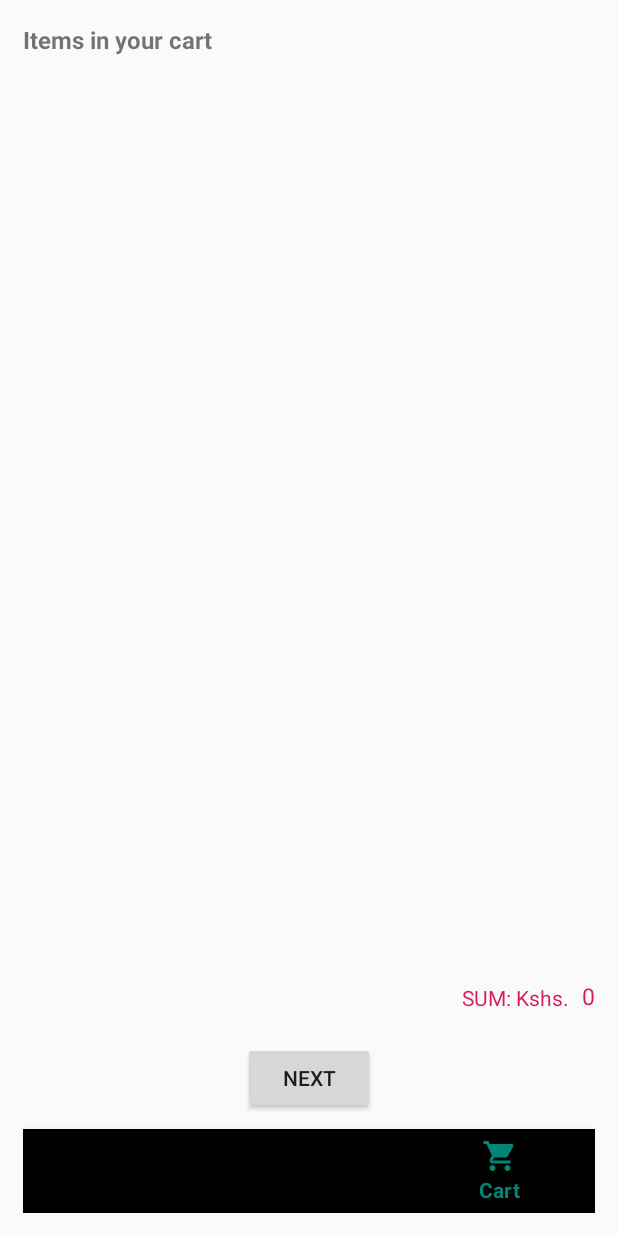
After one commit to musiracodes/mama-mboga-app, an Android app: the CartActivity screen opened directly, with no data from a screen before it, on a phone screen of 412 x 824 dp. The commit adds this screen. Run offline under Robolectric (Android 15) with nearby library versions, the phone set to English and light mode, and no system bars.

Commit message:
created cart activity

```diff
--- a/app/src/main/AndroidManifest.xml
+++ b/app/src/main/AndroidManifest.xml
@@ -11,7 +11,8 @@
         android:roundIcon="@mipmap/ic_launcher_round"
         android:supportsRtl="true"
         android:theme="@style/AppTheme">
-        <activity android:name=".ShowItemsByCategoryActivity"></activity>
+        <activity android:name=".CartActivity"></activity>
+        <activity android:name=".ShowItemsByCategoryActivity" />
         <activity
             android:name=".SearchActivity"
             android:windowSoftInputMode="adjustPan|adjustResize" />
--- /dev/null
+++ b/app/src/main/java/ke/co/musira/mamamboga/CartActivity.java
@@ -0,0 +1,62 @@
+package ke.co.musira.mamamboga;
+
+import androidx.annotation.NonNull;
+import androidx.appcompat.app.AppCompatActivity;
+import androidx.fragment.app.FragmentTransaction;
+
+import android.content.Intent;
+import android.os.Bundle;
+import android.util.Log;
+import android.view.MenuItem;
+
+import com.google.android.material.bottomnavigation.BottomNavigationView;
+
+public class CartActivity extends AppCompatActivity {
+
+    private static final String TAG = "CartActivity";
+
+    private BottomNavigationView bottomNavigationView;
+
+    @Override
+    protected void onCreate(Bundle savedInstanceState) {
+        super.onCreate(savedInstanceState);
+        setContentView(R.layout.activity_cart);
+
+        initViews();
+        initBottomNavView();
+
+        FragmentTransaction transaction = getSupportFragmentManager().beginTransaction();
+        transaction.replace(R.id.fragment_container, new CartFirstFragment());
+        transaction.commit();
+    }
+
+    private void initBottomNavView() {
+        Log.d(TAG, "initBottomNavView: started");
+        bottomNavigationView.setSelectedItemId(R.id.cart);
+        bottomNavigationView.setOnNavigationItemSelectedListener(new BottomNavigationView.OnNavigationItemSelectedListener() {
+            @Override
+            public boolean onNavigationItemSelected(@NonNull MenuItem menuItem) {
+                switch (menuItem.getItemId()) {
+                    case R.id.search:
+                        Intent intent = new Intent(CartActivity.this, SearchActivity.class);
+                        intent.setFlags(Intent.FLAG_ACTIVITY_CLEAR_TASK | Intent.FLAG_ACTIVITY_NEW_TASK);
+                        startActivity(intent);
+                        break;
+                    case R.id.homeActivity:
+                        Intent homeIntent = new Intent(CartActivity.this, MainActivity.class);
+                        homeIntent.setFlags(Intent.FLAG_ACTIVITY_CLEAR_TASK | Intent.FLAG_ACTIVITY_NEW_TASK);
+                        startActivity(homeIntent);
+                        break;
+                    default:
+                        break;
+                }
+                return false;
+            }
+        });
+    }
+
+    private void initViews() {
+        Log.d(TAG, "initViews: started");
+        bottomNavigationView = (BottomNavigationView) findViewById(R.id.bottomNavView);
+    }
+}
--- /dev/null
+++ b/app/src/main/java/ke/co/musira/mamamboga/CartFirstFragment.java
@@ -0,0 +1,122 @@
+package ke.co.musira.mamamboga;
+
+import android.os.Bundle;
+import android.util.Log;
+import android.view.LayoutInflater;
+import android.view.View;
+import android.view.ViewGroup;
+import android.widget.Button;
+import android.widget.TextView;
+import androidx.annotation.NonNull;
+import androidx.annotation.Nullable;
+import androidx.fragment.app.Fragment;
+import androidx.recyclerview.widget.LinearLayoutManager;
+import androidx.recyclerview.widget.RecyclerView;
+
+import java.util.ArrayList;
+
+import ke.co.musira.mamamboga.Models.GroceryItem;
+
+
+public class CartFirstFragment extends Fragment implements CartRecViewAdapter.GetTotalPrice,
+        CartRecViewAdapter.DeleteCatItem {
+    private static final String TAG = "CartFirstFragment";
+
+    @Override
+    public void onDeletingResult(GroceryItem item) {
+        Log.d(TAG, "onDeletingResult: attempting to delete " + item.toString());
+
+        ArrayList<GroceryItem> newItems = utils.deleteCartItem(item);
+
+            if (newItems.size()==0) {
+                btnNext.setVisibility(View.GONE);
+                btnNext.setEnabled(false);
+                recyclerView.setVisibility(View.GONE);
+                txtNoItem.setVisibility(View.VISIBLE);
+
+            }else {
+                btnNext.setVisibility(View.VISIBLE);
+                btnNext.setEnabled(true);
+                recyclerView.setVisibility(View.VISIBLE);
+                txtNoItem.setVisibility(View.GONE);
+            }
+
+            adapter.setItems(newItems);
+
+    }
+
+    @Override
+    public void onGettingTotalPriceResult(double price) {
+        Log.d(TAG, "onGettingTotalPriceResult: totalPrice: " + price);
+        txtPrice.setText(String.valueOf(price));
+    }
+
+    private TextView txtPrice, txtNoItem;
+    private RecyclerView recyclerView;
+    private Button btnNext;
+
+    private CartRecViewAdapter adapter;
+
+    private Utils utils;
+
+
+    @Nullable
+    @Override
+    public View onCreateView(@NonNull LayoutInflater inflater, @Nullable ViewGroup container, @Nullable Bundle savedInstanceState) {
+        View view = inflater.inflate(R.layout.fragment_first_cart, container, false);
+
+        initViews(view);
+
+        utils = new Utils(getActivity());
+
+        initRecView();
+
+        btnNext.setOnClickListener(new View.OnClickListener() {
+            @Override
+            public void onClick(View v) {
+                //TODO: Navigate to next fragment
+            }
+        });
+
+        return view;
+    }
+
+    private void initRecView() {
+        Log.d(TAG, "initRecView: started");
+        adapter = new CartRecViewAdapter(this);
+        recyclerView.setAdapter(adapter);
+        recyclerView.setLayoutManager(new LinearLayoutManager(getActivity()));
+
+        Utils utils = new Utils(getActivity());
+
+        ArrayList<Integer> itemsIds = utils.getCartItems();
+        if (null != itemsIds) {
+
+            ArrayList<GroceryItem> items = utils.getItemsById(itemsIds);
+            if (items.size()==0) {
+                btnNext.setVisibility(View.GONE);
+                btnNext.setEnabled(false);
+                recyclerView.setVisibility(View.GONE);
+                txtNoItem.setVisibility(View.VISIBLE);
+
+
+        }else {
+            btnNext.setVisibility(View.GONE);
+            btnNext.setEnabled(false);
+            recyclerView.setVisibility(View.GONE);
+            txtNoItem.setVisibility(View.VISIBLE);
+        }
+            adapter.setItems(items);
+        }
+    }
+
+    private void initViews(View view) {
+        Log.d(TAG, "initViews: started");
+
+        txtPrice = (TextView) view.findViewById(R.id.txtSum);
+        recyclerView = (RecyclerView) view.findViewById(R.id.recyclerView);
+        btnNext = (Button) view.findViewById(R.id.btnNext);
+        txtNoItem = (TextView) view.findViewById(R.id.txtNoItem);
+    }
+
+}
--- /dev/null
+++ b/app/src/main/java/ke/co/musira/mamamboga/CartRecViewAdapter.java
@@ -0,0 +1,122 @@
+package ke.co.musira.mamamboga;
+
+import android.app.AlertDialog;
+import android.content.DialogInterface;
+import android.util.Log;
+import android.view.LayoutInflater;
+import android.view.View;
+import android.view.ViewGroup;
+import android.widget.TextView;
+
+import androidx.annotation.NonNull;
+import androidx.fragment.app.Fragment;
+import androidx.recyclerview.widget.RecyclerView;
+
+import java.util.ArrayList;
+
+import ke.co.musira.mamamboga.Models.GroceryItem;
+
+public class CartRecViewAdapter extends RecyclerView.Adapter<CartRecViewAdapter.ViewHolder> {
+    private static final String TAG = "CartRecViewAdapter";
+
+    public interface GetTotalPrice {
+        void onGettingTotalPriceResult(double price);
+    }
+
+    public interface DeleteCatItem {
+        void onDeletingResult(GroceryItem item);
+    }
+
+    private DeleteCatItem deleteCatItem;
+
+    private GetTotalPrice getTotalPrice;
+    private Fragment fragment;
+
+    public CartRecViewAdapter(Fragment fragment) {
+        this.fragment = fragment;
+    }
+
+    private ArrayList<GroceryItem> items = new ArrayList<>();
+
+    public CartRecViewAdapter() {
+    }
+
+    @NonNull
+    @Override
+    public ViewHolder onCreateViewHolder(@NonNull ViewGroup parent, int viewType) {
+        View view = LayoutInflater.from(parent.getContext()).inflate(R.layout.cart_items_rec_view_list_item, parent, false);
+        ViewHolder holder = new ViewHolder(view);
+        return holder;
+    }
+
+    @Override
+    public void onBindViewHolder(@NonNull ViewHolder holder, final int position) {
+        Log.d(TAG, "onBindViewHolder: called");
+        holder.txtName.setText(items.get(position).getName());
+        holder.txtPrice.setText(String.valueOf(items.get(position).getPrice()));
+
+        deleteCatItem = (DeleteCatItem) fragment;
+
+        holder.txtDelete.setOnClickListener(new View.OnClickListener() {
+            @Override
+            public void onClick(View v) {
+                AlertDialog.Builder builder = new AlertDialog.Builder(fragment.getActivity())
+                        .setTitle("Delete Item")
+                        .setMessage("Do you want to delete " + items.get(position).getName() + "?")
+                        .setNegativeButton("No", new DialogInterface.OnClickListener() {
+                            @Override
+                            public void onClick(DialogInterface dialog, int which) {
+
+                            }
+                        }).setPositiveButton("Yes", new DialogInterface.OnClickListener() {
+                            @Override
+                            public void onClick(DialogInterface dialog, int which) {
+                                deleteCatItem.onDeletingResult(items.get(position));
+                            }
+                        });
+                builder.create().show();
+            }
+        });
+    }
+
+    @Override
+    public int getItemCount() {
+        return items.size();
+    }
+
+    public class ViewHolder extends RecyclerView.ViewHolder {
+
+        private TextView txtName, txtPrice, txtDelete;
+
+        public ViewHolder(@NonNull View itemView) {
+            super(itemView);
+
+            txtName = (TextView) itemView.findViewById(R.id.txtName);
+            txtPrice = (TextView) itemView.findViewById(R.id.txtPrice);
+            txtDelete = (TextView) itemView.findViewById(R.id.btnDelete);
+        }
+    }
+
+    private void calculatePrice () {
+        Log.d(TAG, "calculatePrice: started");
+
+        try{
+            getTotalPrice = (GetTotalPrice) fragment;
+        }catch (ClassCastException e) {
+            e.printStackTrace();
+        }
+
+        double totalPrice = 0;
+        for (GroceryItem item: items) {
+            totalPrice+=item.getPrice();
+        }
+
+        getTotalPrice.onGettingTotalPriceResult(totalPrice);
+    }
+
+    public void setItems(ArrayList<GroceryItem> items) {
+        this.items = items;
+        calculatePrice();
+        notifyDataSetChanged();
+    }
+}
--- a/app/src/main/java/ke/co/musira/mamamboga/MainFragment.java
+++ b/app/src/main/java/ke/co/musira/mamamboga/MainFragment.java
@@ -156,7 +156,9 @@ public class MainFragment extends Fragment {
 
                         break;
                     case R.id.cart:
-                        Toast.makeText(getActivity(), "Cart Selected", Toast.LENGTH_SHORT).show();
+                        Intent cartIntent = new Intent(getActivity(), CartActivity.class);
+                        cartIntent.setFlags(Intent.FLAG_ACTIVITY_CLEAR_TASK | Intent.FLAG_ACTIVITY_NEW_TASK);
+                        startActivity(cartIntent);
                         break;
                     default:
                         break;
--- a/app/src/main/java/ke/co/musira/mamamboga/SearchActivity.java
+++ b/app/src/main/java/ke/co/musira/mamamboga/SearchActivity.java
@@ -183,8 +183,9 @@ public class SearchActivity extends AppCompatActivity implements ShowAllCategori
                         startActivity(intent);
                         break;
                     case R.id.cart:
-                        Toast.makeText(SearchActivity.this, "Cart selected", Toast.LENGTH_SHORT).show();
-                        break;
+                        Intent cartIntent = new Intent(SearchActivity.this, CartActivity.class);
+                        cartIntent.setFlags(Intent.FLAG_ACTIVITY_CLEAR_TASK | Intent.FLAG_ACTIVITY_NEW_TASK);
+                        startActivity(cartIntent);                        break;
                     default:
                         break;
                 }
--- /dev/null
+++ b/app/src/main/res/layout/activity_cart.xml
@@ -0,0 +1,24 @@
+<?xml version="1.0" encoding="utf-8"?>
+<RelativeLayout xmlns:android="http://schemas.android.com/apk/res/android"
+    xmlns:app="http://schemas.android.com/apk/res-auto"
+    xmlns:tools="http://schemas.android.com/tools"
+    android:layout_width="match_parent"
+    android:layout_height="match_parent"
+    tools:context=".CartActivity"
+    android:padding="15dp">
+
+    <FrameLayout
+        android:layout_width="match_parent"
+        android:layout_height="match_parent"
+        android:id="@+id/fragment_container"
+        android:layout_above="@+id/bottomNavView"/>
+
+    <com.google.android.material.bottomnavigation.BottomNavigationView
+        android:layout_width="match_parent"
+        android:layout_height="wrap_content"
+        android:id="@+id/bottomNavView"
+        android:layout_alignParentBottom="true"
+        android:layout_marginTop="10dp"
+        app:menu="@menu/bottom_nav_menu"/>
+
+</RelativeLayout>
--- /dev/null
+++ b/app/src/main/res/layout/fragment_first_cart.xml
@@ -0,0 +1,62 @@
+<?xml version="1.0" encoding="utf-8"?>
+<RelativeLayout xmlns:android="http://schemas.android.com/apk/res/android"
+    android:layout_width="match_parent"
+    android:layout_height="match_parent">
+
+    <TextView
+        android:layout_width="wrap_content"
+        android:layout_height="wrap_content"
+        android:id="@+id/cartExplain"
+        android:text="Items in your cart"
+        android:textStyle="bold"
+        android:textSize="16sp"/>
+
+    <androidx.recyclerview.widget.RecyclerView
+        android:layout_width="match_parent"
+        android:layout_height="match_parent"
+        android:id="@+id/recyclerView"
+        android:layout_above="@+id/txtSum"
+        android:layout_marginBottom="10dp"
+        android:layout_below="@+id/cartExplain"
+        android:layout_marginTop="10dp"/>
+
+    <TextView
+        android:layout_width="wrap_content"
+        android:layout_height="wrap_content"
+        android:layout_centerInParent="true"
+        android:text="no items in your cart"
+        android:id="@+id/txtNoItem"
+        android:textStyle="italic"
+        android:visibility="gone"/>
+
+    <TextView
+        android:layout_width="wrap_content"
+        android:layout_height="wrap_content"
+        android:text="SUM: Kshs. "
+        android:layout_above="@+id/btnNext"
+        android:layout_marginBottom="20dp"
+        android:textColor="@color/colorAccent"
+        android:layout_marginRight="5dp"
+        android:id="@+id/sumExplain"
+        android:layout_toLeftOf="@+id/txtSum"/>
+
+    <TextView
+        android:layout_width="wrap_content"
+        android:layout_height="wrap_content"
+        android:textColor="@color/colorAccent"
+        android:textSize="15sp"
+        android:layout_above="@+id/btnNext"
+        android:layout_marginBottom="20dp"
+        android:layout_alignParentRight="true"
+        android:text="0"
+        android:id="@+id/txtSum"/>
+
+    <Button
+        android:layout_width="wrap_content"
+        android:layout_height="wrap_content"
+        android:id="@+id/btnNext"
+        android:layout_centerHorizontal="true"
+        android:layout_alignParentBottom="true"
+        android:text="next"/>
+
+</RelativeLayout>
```
Also changed, not shown: app/src/main/java/ke/co/musira/mamamboga/Utils.java (+59 -1 lines), app/src/main/res/layout/cart_items_rec_view_list_item.xml (added, +36 -0 lines).
